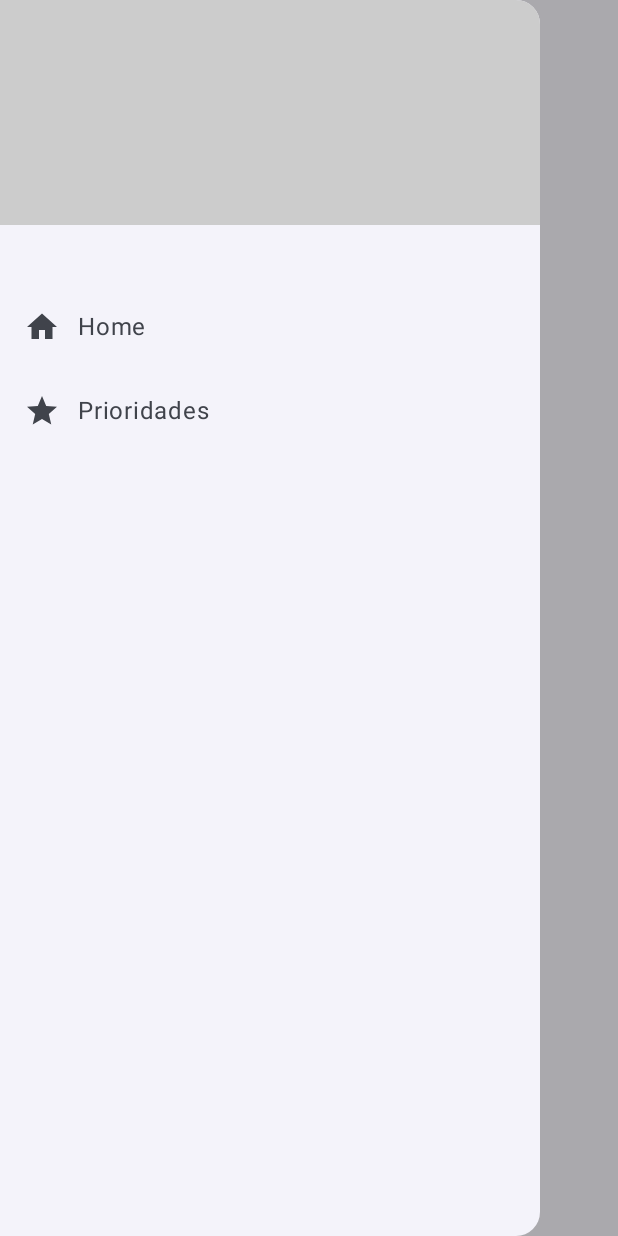
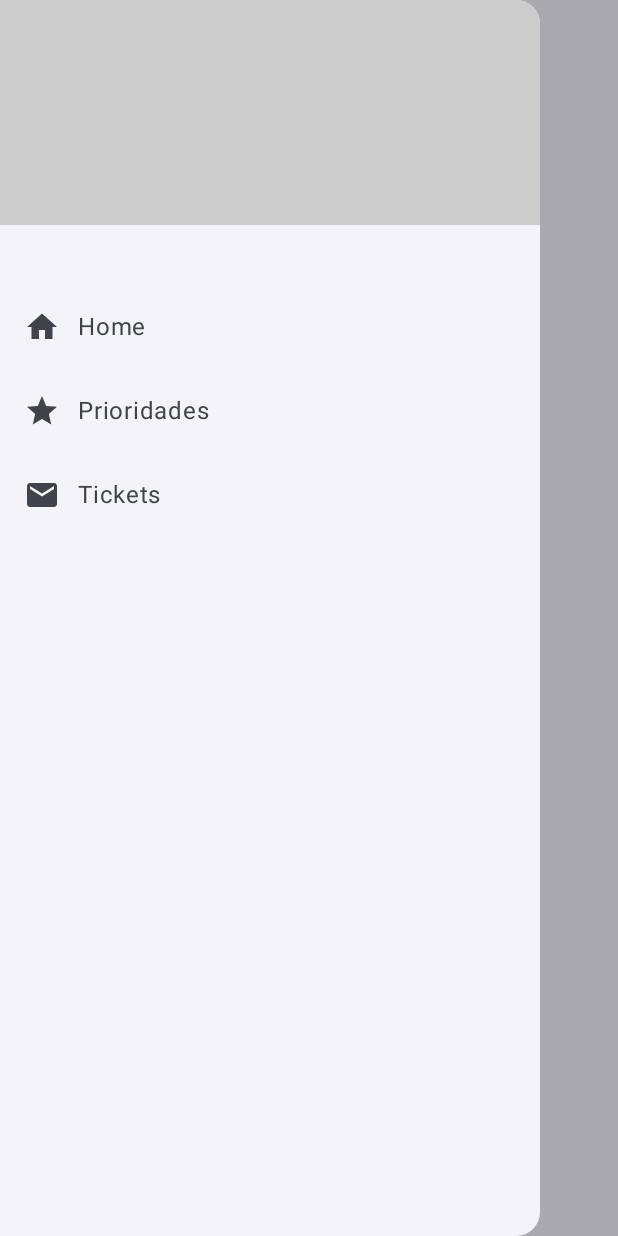
Before and after one commit to stvnyc/Ap2Project, an Android app built with Jetpack Compose: the screen it shows after launch (MainActivity), after a tap on "Boton de menu", on a phone screen of 412 x 824 dp. Run offline under Robolectric (Android 15) with nearby library versions, the phone set to English and light mode, and no system bars; our stand-ins replace Dagger/Hilt's generated code, Room's generated code.

Commit message:
Agregando TicketList al drawer

```diff
--- a/app/src/main/java/com/example/ap2project/presentation/navigation/components/ModalDrawerSheet.kt
+++ b/app/src/main/java/com/example/ap2project/presentation/navigation/components/ModalDrawerSheet.kt
@@ -7,10 +7,14 @@ import androidx.compose.foundation.layout.fillMaxWidth
 import androidx.compose.foundation.layout.height
 import androidx.compose.foundation.layout.padding
 import androidx.compose.material.icons.Icons
+import androidx.compose.material.icons.filled.Email
 import androidx.compose.material.icons.filled.Home
-import androidx.compose.material.icons.filled.Settings
 import androidx.compose.material.icons.filled.Star
-import androidx.compose.material3.*
+import androidx.compose.material3.DrawerState
+import androidx.compose.material3.Icon
+import androidx.compose.material3.ModalDrawerSheet
+import androidx.compose.material3.NavigationDrawerItem
+import androidx.compose.material3.Text
 import androidx.compose.runtime.Composable
 import androidx.compose.ui.Modifier
 import androidx.compose.ui.graphics.Color
@@ -72,5 +76,23 @@ fun ModalDrawerSheet(
                 }
             },
         )
+        NavigationDrawerItem(
+            label = { Text(text = "Tickets") },
+            selected = false,
+            icon = {
+                Icon(
+                    imageVector = Icons.Default.Email,
+                    contentDescription = null
+                )
+            },
+            onClick = {
+                coroutineScope.launch {
+                    drawerState.close()
+                }
+                navHostController.navigate(Screen.TicketListScreen) {
+                    popUpTo(0)
+                }
+            },
+        )
     }
 }
```
